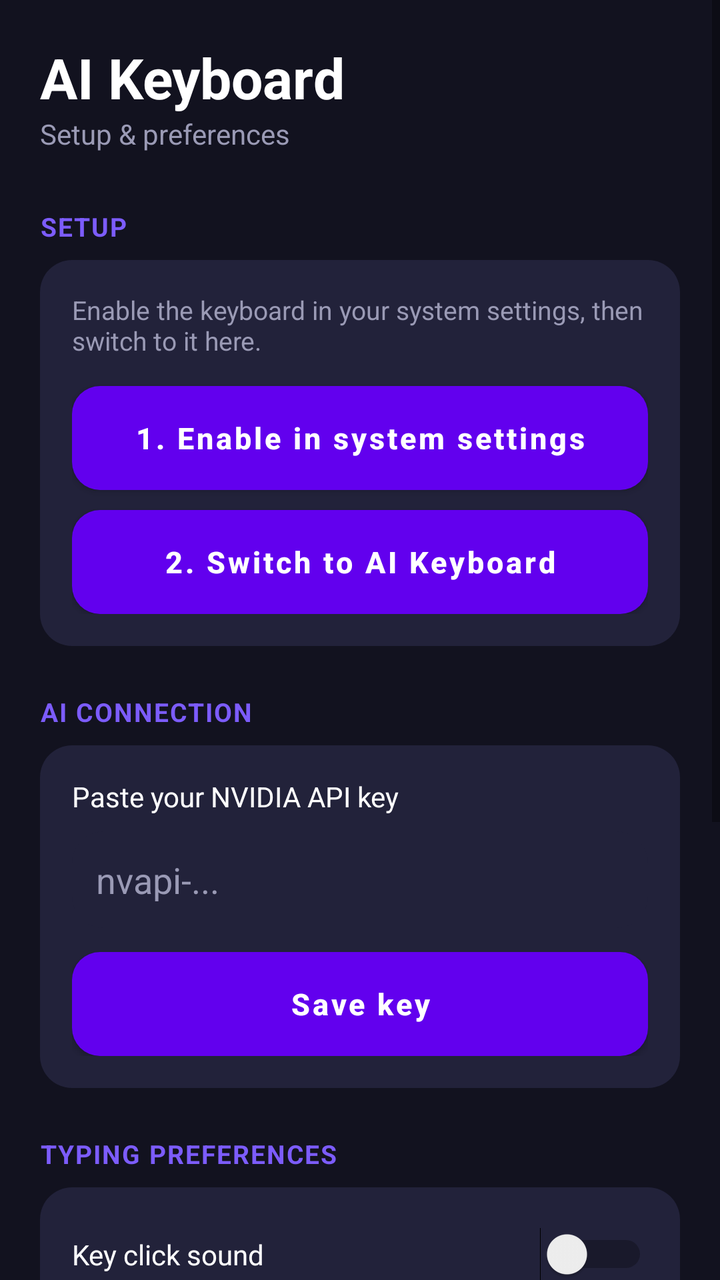
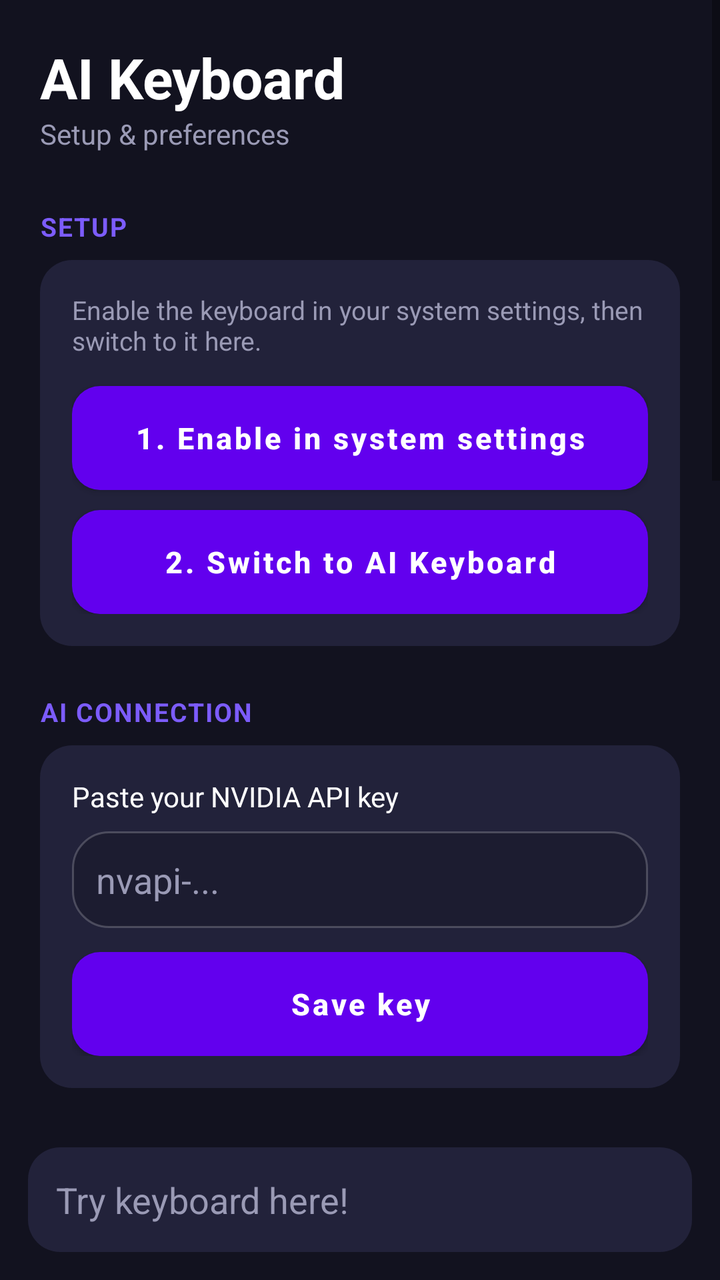

The first picture is an Android layout as it rendered before a commit; the second is the same layout after the commit. The layout source and the unified diff follow.
<!-- AndroidManifest.xml: application theme Theme.AIKeyboard -->
<!-- res/layout/activity_settings.xml -->
<?xml version="1.0" encoding="utf-8"?>
<ScrollView xmlns:android="http://schemas.android.com/apk/res/android"
    android:layout_width="match_parent"
    android:layout_height="match_parent"
    android:background="@color/bg_deep">

<LinearLayout
    android:layout_width="match_parent"
    android:layout_height="wrap_content"
    android:orientation="vertical"
    android:padding="20dp">

    <TextView
        android:layout_width="wrap_content"
        android:layout_height="wrap_content"
        android:text="AI Keyboard"
        android:textSize="28sp"
        android:textStyle="bold"
        android:textColor="@color/text_primary" />

    <TextView
        android:layout_width="wrap_content"
        android:layout_height="wrap_content"
        android:text="Setup &amp; preferences"
        android:textSize="14sp"
        android:textColor="@color/text_secondary"
        android:layout_marginBottom="4dp" />

    
    <TextView style="@style/SettingsSectionTitle" android:text="SETUP" />

    <LinearLayout style="@style/SettingsCard">

        <TextView
            android:layout_width="match_parent"
            android:layout_height="wrap_content"
            android:text="Enable the keyboard in your system settings, then switch to it here."
            android:textColor="@color/text_secondary"
            android:textSize="13sp"
            android:layout_marginBottom="14dp" />

        <Button
            android:id="@+id/btnEnableKeyboard"
            style="@style/PrimaryButton"
            android:text="1. Enable in system settings" />

        <Button
            android:id="@+id/btnChooseKeyboard"
            style="@style/PrimaryButton"
            android:layout_marginTop="10dp"
            android:text="2. Switch to AI Keyboard" />

    </LinearLayout>

    
    <TextView style="@style/SettingsSectionTitle" android:text="AI CONNECTION" />

    <LinearLayout style="@style/SettingsCard">

        <TextView
            android:layout_width="match_parent"
            android:layout_height="wrap_content"
            android:text="Paste your NVIDIA API key"
            android:textColor="@color/text_primary"
            android:textSize="14sp"
            android:layout_marginBottom="8dp" />

        <EditText
            android:id="@+id/editApiKey"
            android:layout_width="match_parent"
            android:layout_height="wrap_content"
            android:hint="nvapi-..."
            android:textColorHint="@color/text_secondary"
            android:textColor="@color/text_primary"
            android:background="@drawable/card_background"
            android:padding="12dp"
            android:inputType="textPassword" />

        <Button
            android:id="@+id/btnSaveKey"
            style="@style/PrimaryButton"
            android:layout_marginTop="12dp"
            android:text="Save key" />

    </LinearLayout>

    
    <TextView style="@style/SettingsSectionTitle" android:text="TYPING PREFERENCES" />

    <LinearLayout style="@style/SettingsCard">

        <LinearLayout
            android:layout_width="match_parent"
            android:layout_height="wrap_content"
            android:orientation="horizontal"
            android:gravity="center_vertical"
            android:paddingTop="4dp"
            android:paddingBottom="4dp">

            <TextView
                android:layout_width="0dp"
                android:layout_height="wrap_content"
                android:layout_weight="1"
                android:text="Key click sound"
                android:textColor="@color/text_primary"
                android:textSize="14sp" />

            <Switch
                android:id="@+id/switchSound"
                android:layout_width="wrap_content"
                android:layout_height="wrap_content" />
        </LinearLayout>

        <View
            android:layout_width="match_parent"
            android:layout_height="1dp"
            android:background="#22FFFFFF"
            android:layout_marginTop="6dp"
            android:layout_marginBottom="6dp" />

        <LinearLayout
            android:layout_width="match_parent"
            android:layout_height="wrap_content"
            android:orientation="horizontal"
            android:gravity="center_vertical"
            android:paddingTop="4dp"
            android:paddingBottom="4dp">

            <TextView
                android:layout_width="0dp"
                android:layout_height="wrap_content"
                android:layout_weight="1"
                android:text="Vibrate on key press"
                android:textColor="@color/text_primary"
                android:textSize="14sp" />

            <Switch
                android:id="@+id/switchVibrate"
                android:layout_width="wrap_content"
                android:layout_height="wrap_content" />
        </LinearLayout>

        <View
            android:layout_width="match_parent"
            android:layout_height="1dp"
            android:background="#22FFFFFF"
            android:layout_marginTop="6dp"
            android:layout_marginBottom="6dp" />

        <LinearLayout
            android:layout_width="match_parent"
            android:layout_height="wrap_content"
            android:orientation="horizontal"
            android:gravity="center_vertical"
            android:paddingTop="4dp"
            android:paddingBottom="4dp">

            <TextView
                android:layout_width="0dp"
                android:layout_height="wrap_content"
                android:layout_weight="1"
                android:text="Auto-capitalize sentences"
                android:textColor="@color/text_primary"
                android:textSize="14sp" />

            <Switch
                android:id="@+id/switchAutoCap"
                android:layout_width="wrap_content"
                android:layout_height="wrap_content" />
        </LinearLayout>

        <Button
            android:id="@+id/btnTestVibrate"
            style="@style/PrimaryButton"
            android:layout_marginTop="14dp"
            android:text="Test vibration" />

    </LinearLayout>

    
    <TextView style="@style/SettingsSectionTitle" android:text="KEYBOARD HEIGHT" />

    <LinearLayout style="@style/SettingsCard">

        <RadioGroup
            android:id="@+id/radioHeight"
            android:layout_width="match_parent"
            android:layout_height="wrap_content"
            android:orientation="horizontal">

            <RadioButton
                android:id="@+id/radioSmall"
                android:layout_width="0dp"
                android:layout_height="wrap_content"
                android:layout_weight="1"
                android:textColor="@color/text_primary"
                android:text="Small" />

            <RadioButton
                android:id="@+id/radioMedium"
                android:layout_width="0dp"
                android:layout_height="wrap_content"
                android:layout_weight="1"
                android:textColor="@color/text_primary"
                android:text="Medium" />

            <RadioButton
                android:id="@+id/radioLarge"
                android:layout_width="0dp"
                android:layout_height="wrap_content"
                android:layout_weight="1"
                android:textColor="@color/text_primary"
                android:text="Large" />

        </RadioGroup>

    </LinearLayout>

    <View
        android:layout_width="match_parent"
        android:layout_height="24dp" />

</LinearLayout>
</ScrollView>
<!-- resources referenced by this layout -->
<resources>
  <color name="bg_deep">#12121F</color>
  <color name="text_primary">#FFFFFF</color>
  <color name="text_secondary">#9A9AB5</color>
  <!-- drawable card_background (drawable) -->
  <?xml version="1.0" encoding="utf-8"?>
  <shape xmlns:android="http://schemas.android.com/apk/res/android" android:shape="rectangle">
      <solid android:color="@color/bg_card" />
      <corners android:radius="16dp" />
  </shape>
  <style name="PrimaryButton">
          <item name="android:layout_width">match_parent</item>
          <item name="android:layout_height">52dp</item>
          <item name="android:background">@drawable/primary_button_background</item>
          <item name="android:textColor">@color/text_primary</item>
          <item name="android:textAllCaps">false</item>
          <item name="android:textSize">15sp</item>
          <item name="android:textStyle">bold</item>
          <item name="android:elevation">0dp</item>
      </style>
  <style name="SettingsCard">
          <item name="android:layout_width">match_parent</item>
          <item name="android:layout_height">wrap_content</item>
          <item name="android:background">@drawable/card_background</item>
          <item name="android:padding">16dp</item>
          <item name="android:orientation">vertical</item>
      </style>
  <style name="SettingsSectionTitle">
          <item name="android:layout_width">wrap_content</item>
          <item name="android:layout_height">wrap_content</item>
          <item name="android:textColor">@color/accent</item>
          <item name="android:textSize">13sp</item>
          <item name="android:textStyle">bold</item>
          <item name="android:letterSpacing">0.05</item>
          <item name="android:layout_marginTop">24dp</item>
          <item name="android:layout_marginBottom">8dp</item>
      </style>
  <style name="Theme.AIKeyboard" parent="Theme.MaterialComponents.DayNight.NoActionBar">
          <item name="android:windowBackground">@color/bg_deep</item>
          <item name="colorAccent">@color/accent</item>
      </style>
  <color name="bg_card">#22223A</color>
  <color name="accent">#7C5CFC</color>
  <color name="accent_dark">#5B3FE0</color>
  <!-- unchanged entries left out for length: 1 -->
</resources>

<!-- the commit's change to res/layout/activity_settings.xml (unified diff, before → after) -->
@@ -1,224 +1,178 @@
 <?xml version="1.0" encoding="utf-8"?>
-<ScrollView xmlns:android="http://schemas.android.com/apk/res/android"
+<LinearLayout xmlns:android="http://schemas.android.com/apk/res/android"
     android:layout_width="match_parent"
     android:layout_height="match_parent"
+    android:orientation="vertical"
     android:background="@color/bg_deep">
 
-<LinearLayout
-    android:layout_width="match_parent"
-    android:layout_height="wrap_content"
-    android:orientation="vertical"
-    android:padding="20dp">
+    <ScrollView
+        android:layout_width="match_parent"
+        android:layout_height="0dp"
+        android:layout_weight="1">
 
-    <TextView
-        android:layout_width="wrap_content"
+    <LinearLayout
+        android:layout_width="match_parent"
         android:layout_height="wrap_content"
-        android:text="AI Keyboard"
-        android:textSize="28sp"
-        android:textStyle="bold"
-        android:textColor="@color/text_primary" />
+        android:orientation="vertical"
+        android:padding="20dp">
 
-    <TextView
-        android:layout_width="wrap_content"
-        android:layout_height="wrap_content"
-        android:text="Setup &amp; preferences"
-        android:textSize="14sp"
-        android:textColor="@color/text_secondary"
-        android:layout_marginBottom="4dp" />
+        <TextView
+            android:layout_width="wrap_content"
+            android:layout_height="wrap_content"
+            android:text="AI Keyboard"
+            android:textSize="28sp"
+            android:textStyle="bold"
+            android:textColor="@color/text_primary" />
+
+        <TextView
+            android:layout_width="wrap_content"
+            android:layout_height="wrap_content"
+            android:text="Setup &amp; preferences"
+            android:textSize="14sp"
+            android:textColor="@color/text_secondary"
+            android:layout_marginBottom="4dp" />
+
+        <TextView style="@style/SettingsSectionTitle" android:text="SETUP" />
+
+        <LinearLayout style="@style/SettingsCard">
+            <TextView
+                android:layout_width="match_parent"
+                android:layout_height="wrap_content"
+                android:text="Enable the keyboard in your system settings, then switch to it here."
+                android:textColor="@color/text_secondary"
+                android:textSize="13sp"
+                android:layout_marginBottom="14dp" />
+            <Button android:id="@+id/btnEnableKeyboard" style="@style/PrimaryButton" android:text="1. Enable in system settings" />
+            <Button android:id="@+id/btnChooseKeyboard" style="@style/PrimaryButton" android:layout_marginTop="10dp" android:text="2. Switch to AI Keyboard" />
+        </LinearLayout>
+
+        <TextView style="@style/SettingsSectionTitle" android:text="AI CONNECTION" />
+
+        <LinearLayout style="@style/SettingsCard">
+            <TextView
+                android:layout_width="match_parent"
+                android:layout_height="wrap_content"
+                android:text="Paste your NVIDIA API key"
+                android:textColor="@color/text_primary"
+                android:textSize="14sp"
+                android:layout_marginBottom="8dp" />
+            <EditText
+                android:id="@+id/editApiKey"
+                android:layout_width="match_parent"
+                android:layout_height="wrap_content"
+                android:hint="nvapi-..."
+                android:textColorHint="@color/text_secondary"
+                android:textColor="@color/text_primary"
+                android:background="@drawable/chip_background"
+                android:padding="12dp"
+                android:inputType="textPassword" />
+            <Button android:id="@+id/btnSaveKey" style="@style/PrimaryButton" android:layout_marginTop="12dp" android:text="Save key" />
+        </LinearLayout>
+
+        <TextView style="@style/SettingsSectionTitle" android:text="PERSONALIZE" />
+
+        <LinearLayout style="@style/SettingsRow" android:id="@+id/rowThemes">
+            <FrameLayout android:layout_width="44dp" android:layout_height="44dp" android:background="@drawable/icon_circle_background">
+                <TextView android:layout_width="wrap_content" android:layout_height="wrap_content" android:layout_gravity="center" android:text="🎨" android:textSize="18sp" />
+            </FrameLayout>
+            <LinearLayout android:layout_width="0dp" android:layout_height="wrap_content" android:layout_weight="1" android:orientation="vertical" android:layout_marginStart="14dp">
+                <TextView style="@style/SettingsRowTitle" android:text="Themes" android:layout_width="match_parent" />
+                <TextView style="@style/SettingsRowSubtitle" android:text="Customize keyboard colors" android:layout_width="match_parent" />
+            </LinearLayout>
+            <TextView android:layout_width="wrap_content" android:layout_height="wrap_content" android:text="›" android:textColor="@color/accent" android:textSize="22sp" />
+        </LinearLayout>
+
+        <LinearLayout style="@style/SettingsRow" android:id="@+id/rowEmoji">
+            <FrameLayout android:layout_width="44dp" android:layout_height="44dp" android:background="@drawable/icon_circle_background">
+                <TextView android:layout_width="wrap_content" android:layout_height="wrap_content" android:layout_gravity="center" android:text="😊" android:textSize="18sp" />
+            </FrameLayout>
+            <LinearLayout android:layout_width="0dp" android:layout_height="wrap_content" android:layout_weight="1" android:orientation="vertical" android:layout_marginStart="14dp">
+                <TextView style="@style/SettingsRowTitle" android:text="Emojis" android:layout_width="match_parent" />
+                <TextView style="@style/SettingsRowSubtitle" android:text="Emoji picker settings" android:layout_width="match_parent" />
+            </LinearLayout>
+            <TextView android:layout_width="wrap_content" android:layout_height="wrap_content" android:text="›" android:textColor="@color/accent" android:textSize="22sp" />
+        </LinearLayout>
+
+        <TextView style="@style/SettingsSectionTitle" android:text="INPUT &amp; TYPING" />
+
+        <LinearLayout style="@style/SettingsRow" android:id="@+id/rowTyping">
+            <FrameLayout android:layout_width="44dp" android:layout_height="44dp" android:background="@drawable/icon_circle_background">
+                <TextView android:layout_width="wrap_content" android:layout_height="wrap_content" android:layout_gravity="center" android:text="✏️" android:textSize="18sp" />
+            </FrameLayout>
+            <LinearLayout android:layout_width="0dp" android:layout_height="wrap_content" android:layout_weight="1" android:orientation="vertical" android:layout_marginStart="14dp">
+                <TextView style="@style/SettingsRowTitle" android:text="Typing" android:layout_width="match_parent" />
+                <TextView style="@style/SettingsRowSubtitle" android:text="Auto-correction and predictions" android:layout_width="match_parent" />
+            </LinearLayout>
+            <TextView android:layout_width="wrap_content" android:layout_height="wrap_content" android:text="›" android:textColor="@color/accent" android:textSize="22sp" />
+        </LinearLayout>
+
+        <LinearLayout style="@style/SettingsRow" android:id="@+id/rowLayout">
+            <FrameLayout android:layout_width="44dp" android:layout_height="44dp" android:background="@drawable/icon_circle_background">
+                <TextView android:layout_width="wrap_content" android:layout_height="wrap_content" android:layout_gravity="center" android:text="⌨️" android:textSize="18sp" />
+            </FrameLayout>
+            <LinearLayout android:layout_width="0dp" android:layout_height="wrap_content" android:layout_weight="1" android:orientation="vertical" android:layout_marginStart="14dp">
+                <TextView style="@style/SettingsRowTitle" android:text="Layout &amp; Customization" android:layout_width="match_parent" />
+                <TextView style="@style/SettingsRowSubtitle" android:text="Height, spacing, one-handed mode" android:layout_width="match_parent" />
+            </LinearLayout>
+            <TextView android:layout_width="wrap_content" android:layout_height="wrap_content" android:text="›" android:textColor="@color/accent" android:textSize="22sp" />
+        </LinearLayout>
+
+        <LinearLayout style="@style/SettingsRow" android:id="@+id/rowSound">
+            <FrameLayout android:layout_width="44dp" android:layout_height="44dp" android:background="@drawable/icon_circle_background">
+                <TextView android:layout_width="wrap_content" android:layout_height="wrap_content" android:layout_gravity="center" android:text="🔊" android:textSize="18sp" />
+            </FrameLayout>
+            <LinearLayout android:layout_width="0dp" android:layout_height="wrap_content" android:layout_weight="1" android:orientation="vertical" android:layout_marginStart="14dp">
+                <TextView style="@style/SettingsRowTitle" android:text="Sounds &amp; Vibration" android:layout_width="match_parent" />
+                <TextView style="@style/SettingsRowSubtitle" android:text="Sound and haptic feedback" android:layout_width="match_parent" />
+            </LinearLayout>
+            <TextView android:layout_width="wrap_content" android:layout_height="wrap_content" android:text="›" android:textColor="@color/accent" android:textSize="22sp" />
+        </LinearLayout>
+
+        <TextView style="@style/SettingsSectionTitle" android:text="TOOLS" />
+
+        <LinearLayout style="@style/SettingsRow" android:id="@+id/rowClipboard">
+            <FrameLayout android:layout_width="44dp" android:layout_height="44dp" android:background="@drawable/icon_circle_background">
+                <TextView android:layout_width="wrap_content" android:layout_height="wrap_content" android:layout_gravity="center" android:text="📋" android:textSize="18sp" />
+            </FrameLayout>
+            <LinearLayout android:layout_width="0dp" android:layout_height="wrap_content" android:layout_weight="1" android:orientation="vertical" android:layout_marginStart="14dp">
+                <TextView style="@style/SettingsRowTitle" android:text="Clipboard" android:layout_width="match_parent" />
+                <TextView style="@style/SettingsRowSubtitle" android:text="Clipboard history settings" android:layout_width="match_parent" />
+            </LinearLayout>
+            <TextView android:layout_width="wrap_content" android:layout_height="wrap_content" android:text="›" android:textColor="@color/accent" android:textSize="22sp" />
+        </LinearLayout>
+
+        <LinearLayout style="@style/SettingsRow" android:id="@+id/rowDictionary">
+            <FrameLayout android:layout_width="44dp" android:layout_height="44dp" android:background="@drawable/icon_circle_background">
+                <TextView android:layout_width="wrap_content" android:layout_height="wrap_content" android:layout_gravity="center" android:text="📖" android:textSize="18sp" />
+            </FrameLayout>
+            <LinearLayout android:layout_width="0dp" android:layout_height="wrap_content" android:layout_weight="1" android:orientation="vertical" android:layout_marginStart="14dp">
+                <TextView style="@style/SettingsRowTitle" android:text="Dictionary" android:layout_width="match_parent" />
+                <TextView style="@style/SettingsRowSubtitle" android:text="Personal dictionary" android:layout_width="match_parent" />
+            </LinearLayout>
+            <TextView android:layout_width="wrap_content" android:layout_height="wrap_content" android:text="›" android:textColor="@color/accent" android:textSize="22sp" />
+        </LinearLayout>
+
+        <View android:layout_width="match_parent" android:layout_height="16dp" />
+
+    </LinearLayout>
+    </ScrollView>
 
     
-    <TextView style="@style/SettingsSectionTitle" android:text="SETUP" />
+    <LinearLayout
+        android:layout_width="match_parent"
+        android:layout_height="wrap_content"
+        android:padding="14dp">
 
-    <LinearLayout style="@style/SettingsCard">
-
-        <TextView
+        <EditText
             android:layout_width="match_parent"
             android:layout_height="wrap_content"
-            android:text="Enable the keyboard in your system settings, then switch to it here."
-            android:textColor="@color/text_secondary"
-            android:textSize="13sp"
-            android:layout_marginBottom="14dp" />
-
-        <Button
-            android:id="@+id/btnEnableKeyboard"
-            style="@style/PrimaryButton"
-            android:text="1. Enable in system settings" />
-
-        <Button
-            android:id="@+id/btnChooseKeyboard"
-            style="@style/PrimaryButton"
-            android:layout_marginTop="10dp"
-            android:text="2. Switch to AI Keyboard" />
+            android:hint="Try keyboard here!"
+            android:textColorHint="@color/text_secondary"
+            android:textColor="@color/text_primary"
+            android:background="@drawable/card_background"
+            android:padding="14dp"
+            android:inputType="text" />
 
     </LinearLayout>
 
-    
-    <TextView style="@style/SettingsSectionTitle" android:text="AI CONNECTION" />
-
-    <LinearLayout style="@style/SettingsCard">
-
-        <TextView
-            android:layout_width="match_parent"
-            android:layout_height="wrap_content"
-            android:text="Paste your NVIDIA API key"
-            android:textColor="@color/text_primary"
-            android:textSize="14sp"
-            android:layout_marginBottom="8dp" />
-
-        <EditText
-            android:id="@+id/editApiKey"
-            android:layout_width="match_parent"
-            android:layout_height="wrap_content"
-            android:hint="nvapi-..."
-            android:textColorHint="@color/text_secondary"
-            android:textColor="@color/text_primary"
-            android:background="@drawable/card_background"
-            android:padding="12dp"
-            android:inputType="textPassword" />
-
-        <Button
-            android:id="@+id/btnSaveKey"
-            style="@style/PrimaryButton"
-            android:layout_marginTop="12dp"
-            android:text="Save key" />
-
-    </LinearLayout>
-
-    
-    <TextView style="@style/SettingsSectionTitle" android:text="TYPING PREFERENCES" />
-
-    <LinearLayout style="@style/SettingsCard">
-
-        <LinearLayout
-            android:layout_width="match_parent"
-            android:layout_height="wrap_content"
-            android:orientation="horizontal"
-            android:gravity="center_vertical"
-            android:paddingTop="4dp"
-            android:paddingBottom="4dp">
-
-            <TextView
-                android:layout_width="0dp"
-                android:layout_height="wrap_content"
-                android:layout_weight="1"
-                android:text="Key click sound"
-                android:textColor="@color/text_primary"
-                android:textSize="14sp" />
-
-            <Switch
-                android:id="@+id/switchSound"
-                android:layout_width="wrap_content"
-                android:layout_height="wrap_content" />
-        </LinearLayout>
-
-        <View
-            android:layout_width="match_parent"
-            android:layout_height="1dp"
-            android:background="#22FFFFFF"
-            android:layout_marginTop="6dp"
-            android:layout_marginBottom="6dp" />
-
-        <LinearLayout
-            android:layout_width="match_parent"
-            android:layout_height="wrap_content"
-            android:orientation="horizontal"
-            android:gravity="center_vertical"
-            android:paddingTop="4dp"
-            android:paddingBottom="4dp">
-
-            <TextView
-                android:layout_width="0dp"
-                android:layout_height="wrap_content"
-                android:layout_weight="1"
-                android:text="Vibrate on key press"
-                android:textColor="@color/text_primary"
-                android:textSize="14sp" />
-
-            <Switch
-                android:id="@+id/switchVibrate"
-                android:layout_width="wrap_content"
-                android:layout_height="wrap_content" />
-        </LinearLayout>
-
-        <View
-            android:layout_width="match_parent"
-            android:layout_height="1dp"
-            android:background="#22FFFFFF"
-            android:layout_marginTop="6dp"
-            android:layout_marginBottom="6dp" />
-
-        <LinearLayout
-            android:layout_width="match_parent"
-            android:layout_height="wrap_content"
-            android:orientation="horizontal"
-            android:gravity="center_vertical"
-            android:paddingTop="4dp"
-            android:paddingBottom="4dp">
-
-            <TextView
-                android:layout_width="0dp"
-                android:layout_height="wrap_content"
-                android:layout_weight="1"
-                android:text="Auto-capitalize sentences"
-                android:textColor="@color/text_primary"
-                android:textSize="14sp" />
-
-            <Switch
-                android:id="@+id/switchAutoCap"
-                android:layout_width="wrap_content"
-                android:layout_height="wrap_content" />
-        </LinearLayout>
-
-        <Button
-            android:id="@+id/btnTestVibrate"
-            style="@style/PrimaryButton"
-            android:layout_marginTop="14dp"
-            android:text="Test vibration" />
-
-    </LinearLayout>
-
-    
-    <TextView style="@style/SettingsSectionTitle" android:text="KEYBOARD HEIGHT" />
-
-    <LinearLayout style="@style/SettingsCard">
-
-        <RadioGroup
-            android:id="@+id/radioHeight"
-            android:layout_width="match_parent"
-            android:layout_height="wrap_content"
-            android:orientation="horizontal">
-
-            <RadioButton
-                android:id="@+id/radioSmall"
-                android:layout_width="0dp"
-                android:layout_height="wrap_content"
-                android:layout_weight="1"
-                android:textColor="@color/text_primary"
-                android:text="Small" />
-
-            <RadioButton
-                android:id="@+id/radioMedium"
-                android:layout_width="0dp"
-                android:layout_height="wrap_content"
-                android:layout_weight="1"
-                android:textColor="@color/text_primary"
-                android:text="Medium" />
-
-            <RadioButton
-                android:id="@+id/radioLarge"
-                android:layout_width="0dp"
-                android:layout_height="wrap_content"
-                android:layout_weight="1"
-                android:textColor="@color/text_primary"
-                android:text="Large" />
-
-        </RadioGroup>
-
-    </LinearLayout>
-
-    <View
-        android:layout_width="match_parent"
-        android:layout_height="24dp" />
-
 </LinearLayout>
-</ScrollView>
<!-- resource entries referenced after the edit -->
@@ -8,6 +8,18 @@
   <shape xmlns:android="http://schemas.android.com/apk/res/android" android:shape="rectangle">
       <solid android:color="@color/bg_card" />
       <corners android:radius="16dp" />
+  </shape>
+  <!-- drawable chip_background (drawable) -->
+  <?xml version="1.0" encoding="utf-8"?>
+  <shape xmlns:android="http://schemas.android.com/apk/res/android" android:shape="rectangle">
+      <solid android:color="@color/bg_surface" />
+      <corners android:radius="18dp" />
+      <stroke android:width="1dp" android:color="#33FFFFFF" />
+  </shape>
+  <!-- drawable icon_circle_background (drawable) -->
+  <?xml version="1.0" encoding="utf-8"?>
+  <shape xmlns:android="http://schemas.android.com/apk/res/android" android:shape="oval">
+      <solid android:color="#332D2467" />
   </shape>
   <style name="PrimaryButton">
           <item name="android:layout_width">match_parent</item>
@@ -26,6 +38,29 @@
           <item name="android:padding">16dp</item>
           <item name="android:orientation">vertical</item>
       </style>
+  <style name="SettingsRow">
+          <item name="android:layout_width">match_parent</item>
+          <item name="android:layout_height">wrap_content</item>
+          <item name="android:orientation">horizontal</item>
+          <item name="android:gravity">center_vertical</item>
+          <item name="android:background">@drawable/card_background</item>
+          <item name="android:padding">14dp</item>
+          <item name="android:layout_marginBottom">10dp</item>
+      </style>
+  <style name="SettingsRowSubtitle">
+          <item name="android:layout_width">0dp</item>
+          <item name="android:layout_height">wrap_content</item>
+          <item name="android:layout_weight">1</item>
+          <item name="android:textColor">@color/text_secondary</item>
+          <item name="android:textSize">12sp</item>
+      </style>
+  <style name="SettingsRowTitle">
+          <item name="android:layout_width">0dp</item>
+          <item name="android:layout_height">wrap_content</item>
+          <item name="android:layout_weight">1</item>
+          <item name="android:textColor">@color/text_primary</item>
+          <item name="android:textSize">16sp</item>
+      </style>
   <style name="SettingsSectionTitle">
           <item name="android:layout_width">wrap_content</item>
           <item name="android:layout_height">wrap_content</item>
@@ -41,6 +76,7 @@
           <item name="colorAccent">@color/accent</item>
       </style>
   <color name="bg_card">#22223A</color>
+  <color name="bg_surface">#1C1C30</color>
   <color name="accent">#7C5CFC</color>
   <color name="accent_dark">#5B3FE0</color>
   <!-- unchanged entries left out for length: 1 -->
